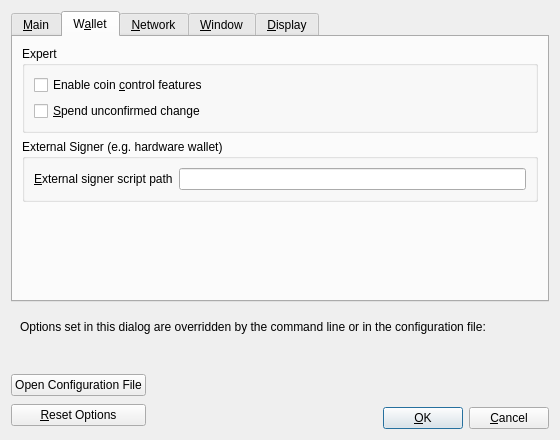
The window that src/qt/forms/optionsdialog.ui (reddcoin-project/reddcoin) describes before a commit, drawn with Qt 5.
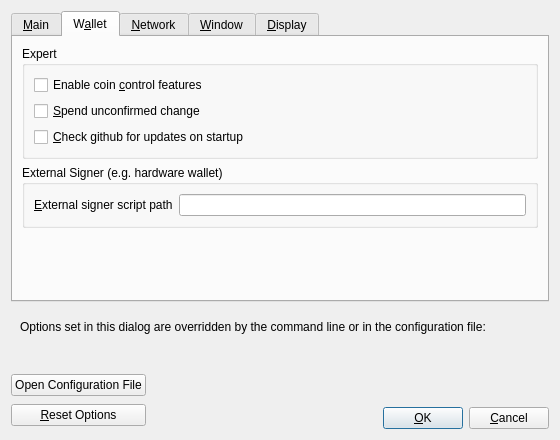
The same window after the commit. The open tabs and pages were chosen to show the change. Custom widgets are drawn as their Qt base class.

```diff
--- a/src/qt/forms/optionsdialog.ui
+++ b/src/qt/forms/optionsdialog.ui
@@ -226,6 +226,16 @@
             </property>
            </widget>
           </item>
+	      <item>
+	       <widget class="QCheckBox" name="checkGithub">
+	        <property name="toolTip">
+	         <string>Whether to check official github  repository for wallet updates on startup.</string>
+	        </property>
+	        <property name="text">
+	         <string>&amp;Check github for updates on startup</string>
+	        </property>
+	       </widget>
+	      </item>
          </layout>
         </widget>
        </item>
```
